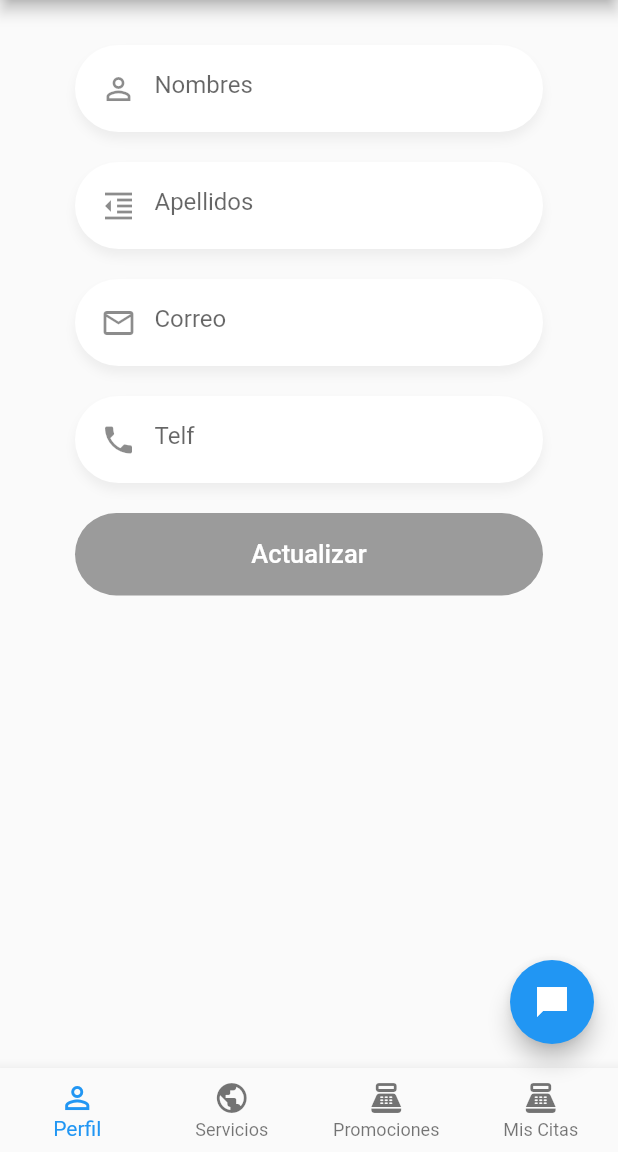
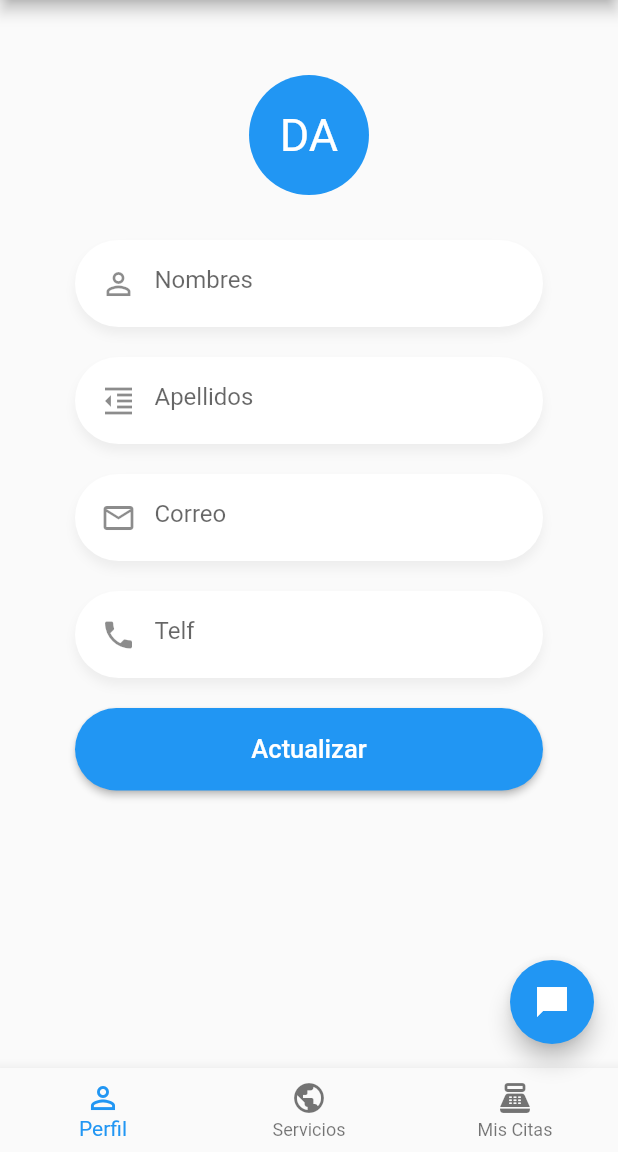
Before and after one commit to DaniloS92/notofi_app, a Flutter app: the HomeScreen screen opened by its route, on a phone screen of 412 x 824 dp, the part 84-1236 px from its top. Run offline on Flutter 3.47's test engine with Material 2 defaults, Android fonts, the phone set to English and light mode, and no system bars; our stand-ins replace flutter_secure_storage, pull_to_refresh; accounts and stored records are empty.

```diff
--- a/lib/main.dart
+++ b/lib/main.dart
@@ -22,7 +22,7 @@ class MyApp extends StatelessWidget {
       child: MaterialApp(
         debugShowCheckedModeBanner: false,
         title: 'Chat App',
-        initialRoute: 'home_screen',
+        initialRoute: 'login',
         routes: appRoutes,
       ),
     );
--- a/lib/pages/home_screen.dart
+++ b/lib/pages/home_screen.dart
@@ -1,6 +1,6 @@
 import 'package:chat/pages/tabs/tab_appointment.dart';
 import 'package:chat/pages/tabs/tab_profile.dart';
-import 'package:chat/pages/tabs/tab_promotions_page.dart';
+// import 'package:chat/pages/tabs/tab_promotions_page.dart';
 import 'package:chat/pages/tabs/tab_services_page.dart';
 import 'package:flutter/material.dart';
 import 'package:provider/provider.dart';
@@ -32,7 +32,7 @@ class _Navegacion extends StatelessWidget {
     final navegacionModel = Provider.of<_NavegacionModel>(context);
 
     return BottomNavigationBar(
-      type: BottomNavigationBarType.fixed,
+      // type: BottomNavigationBarType.fixed,
       currentIndex: navegacionModel.paginaActual,
       onTap: (i) => navegacionModel.paginaActual = i,
       items: [
@@ -44,10 +44,10 @@ class _Navegacion extends StatelessWidget {
           icon: Icon(Icons.public),
           label: 'Servicios',
         ),
-        BottomNavigationBarItem(
-          icon: Icon(Icons.point_of_sale),
-          label: 'Promociones',
-        ),
+        // BottomNavigationBarItem(
+        //   icon: Icon(Icons.point_of_sale),
+        //   label: 'Promociones',
+        // ),
         BottomNavigationBarItem(
           icon: Icon(Icons.point_of_sale),
           label: 'Mis Citas',
@@ -69,7 +69,7 @@ class _Paginas extends StatelessWidget {
       children: <Widget>[
         TabProfilePage(),
         TabServicesPage(),
-        TabPromotionsPage(),
+        // TabPromotionsPage(),
         TabAppointmentPage()
       ],
     );
--- a/lib/pages/tabs/tab_profile.dart
+++ b/lib/pages/tabs/tab_profile.dart
@@ -1,6 +1,10 @@
+import 'package:chat/models/usuario.dart';
+import 'package:chat/services/auth_service.dart';
 import 'package:chat/widgets/btn_azul.dart';
 import 'package:chat/widgets/custom_input.dart';
 import 'package:flutter/material.dart';
+import 'package:flutter/services.dart';
+import 'package:provider/provider.dart';
 
 class TabProfilePage extends StatefulWidget {
   @override
@@ -16,12 +20,38 @@ class _TabProfilePageState extends State<TabProfilePage> {
 
   @override
   Widget build(BuildContext context) {
+    final authService = Provider.of<AuthService>(context);
+    final Usuario user = authService.usuario;
+
+    nameCtr..text = user.name;
+    lastnameCtr..text = user.lastname;
+    emailCtr..text = user.email;
+    phoneCtr..text = user.phone;
+
     return SingleChildScrollView(
       child: Container(
-        margin: EdgeInsets.only(top: 30),
+        width: double.infinity,
+        margin: EdgeInsets.only(top: 50),
         padding: EdgeInsets.symmetric(horizontal: 50),
         child: Column(
+          mainAxisAlignment: MainAxisAlignment.center,
           children: [
+            Container(
+              height: 80,
+              width: 80,
+              child: CircleAvatar(
+                backgroundColor: Theme.of(context).primaryColor,
+                child: const Text(
+                  'DA',
+                  style: TextStyle(
+                    fontSize: 30,
+                    color: Colors.white,
+                    fontWeight: FontWeight.w400,
+                  ),
+                ),
+              ),
+            ),
+            SizedBox(height: 30),
             CustomInput(
                 icon: Icons.perm_identity,
                 placeholder: 'Nombres',
@@ -43,7 +73,10 @@ class _TabProfilePageState extends State<TabProfilePage> {
                 keyboardType: TextInputType.text,
                 textEditingController: phoneCtr),
             // Todo: Aqui hay que crear el boton
-            BotonAzul(text: 'Actualizar', onPressed: null)
+            BotonAzul(
+              text: 'Actualizar',
+              onPressed: () {},
+            )
           ],
         ),
       ),
--- a/lib/pages/tabs/tab_services_page.dart
+++ b/lib/pages/tabs/tab_services_page.dart
@@ -28,7 +28,6 @@ class TabServicesPage extends StatelessWidget {
 }
 
 Widget buildCard(BuildContext context, Service servicio) {
-  final kPrimaryColor = Colors.red;
   return Card(
     elevation: 5.0,
     shape: RoundedRectangleBorder(borderRadius: BorderRadius.circular(10.0)),
--- a/lib/services/get_services.dart
+++ b/lib/services/get_services.dart
@@ -15,6 +15,8 @@ class GetServices with ChangeNotifier {
   // Create storage
   final _storage = new FlutterSecureStorage();
 
+  final List<Service> arrayServices = [];
+
   // bool get loadServicesData => this._loadServicesData;
 
   // set loadServicesData(bool value) {
@@ -27,6 +29,10 @@ class GetServices with ChangeNotifier {
 
     final token = await this._storage.read(key: 'token');
 
+    if (arrayServices.length > 0) {
+      return arrayServices;
+    }
+
     final headers = {
       'Authorization': token,
       'Content-Type': 'application/json',
@@ -37,7 +43,6 @@ class GetServices with ChangeNotifier {
     final resp = await http.get(uri, headers: headers);
 
     print(resp.body);
-    final List<Service> arrayServices = [];
     // this.loadServicesData = false;
     if (resp.statusCode == 200) {
       final services = json.decode(resp.body)['services'];
```
